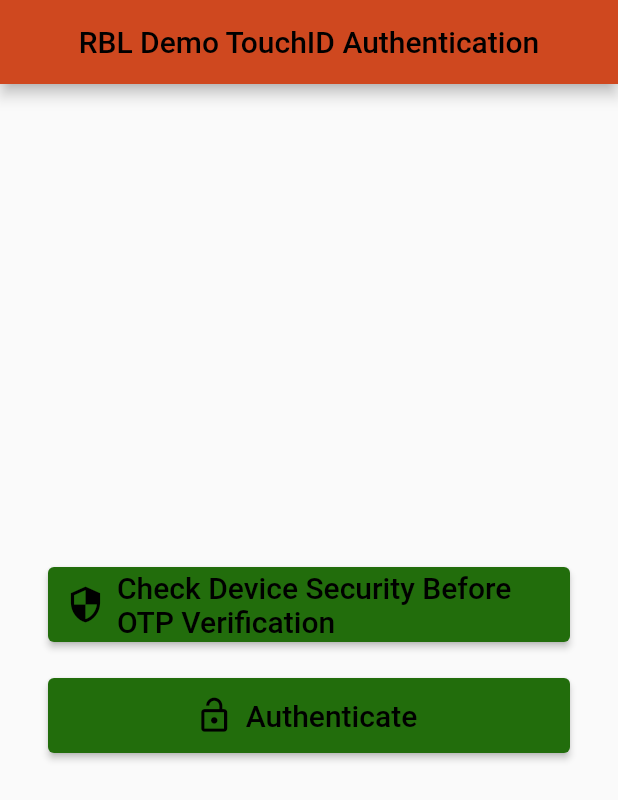
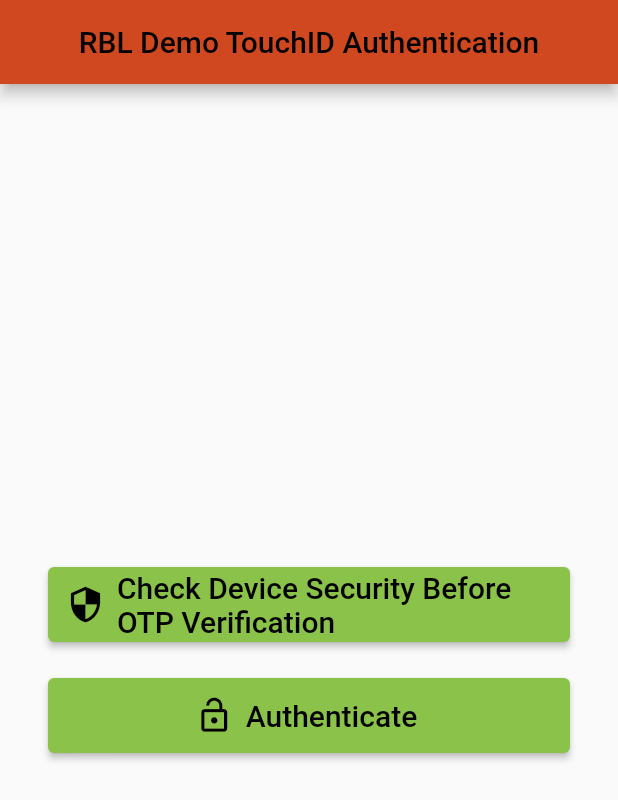
Before and after one commit to Kibria10/local-auth-with-touchid-demo, a Flutter app: the screen it shows after launch, on a phone screen of 412 x 824 dp. Shown: the top 800 px of the screen. Run offline on Flutter 3.47's test engine with Material 2 defaults, Android fonts, the phone set to English and light mode, and no system bars; our stand-ins replace local_auth.

Commit message:
theme color fixed

```diff
--- a/lib/page/auth_page.dart
+++ b/lib/page/auth_page.dart
@@ -91,7 +91,7 @@ class AuthPage extends StatelessWidget {
   }) =>
       ElevatedButton.icon(
         style: ElevatedButton.styleFrom(
-          backgroundColor: Color.fromARGB(255, 34, 109, 12),
+          backgroundColor: Color.fromARGB(255, 139, 195, 74),
           minimumSize: const Size.fromHeight(50),
         ),
         icon: Icon(icon, size: 26),
```
